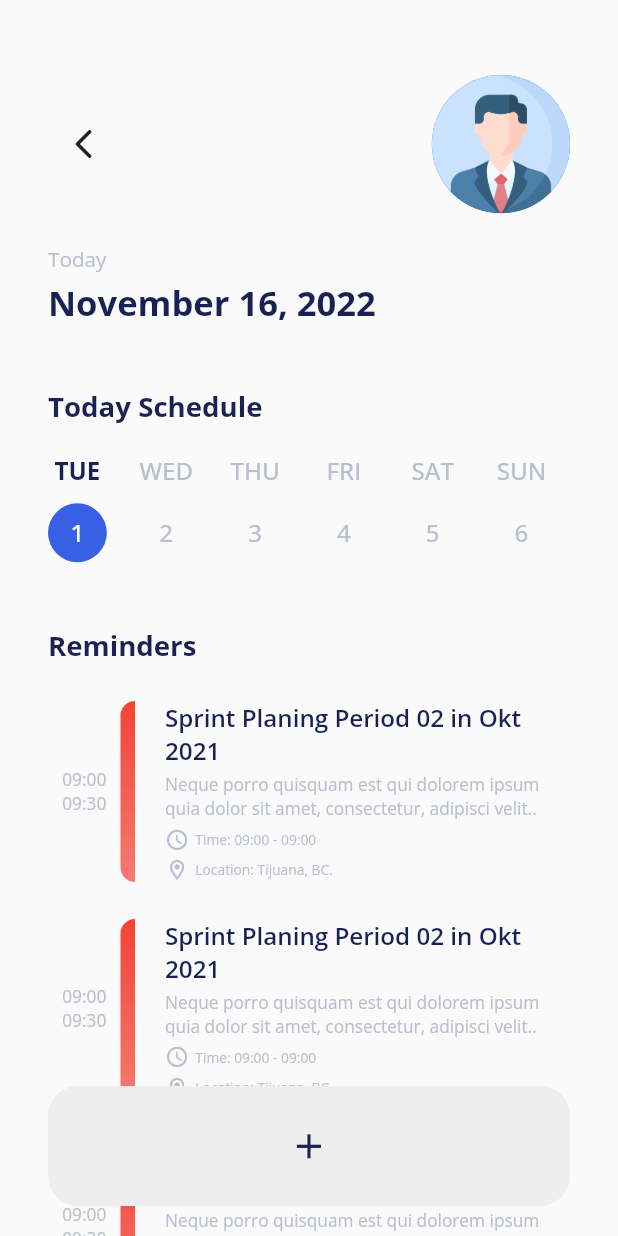
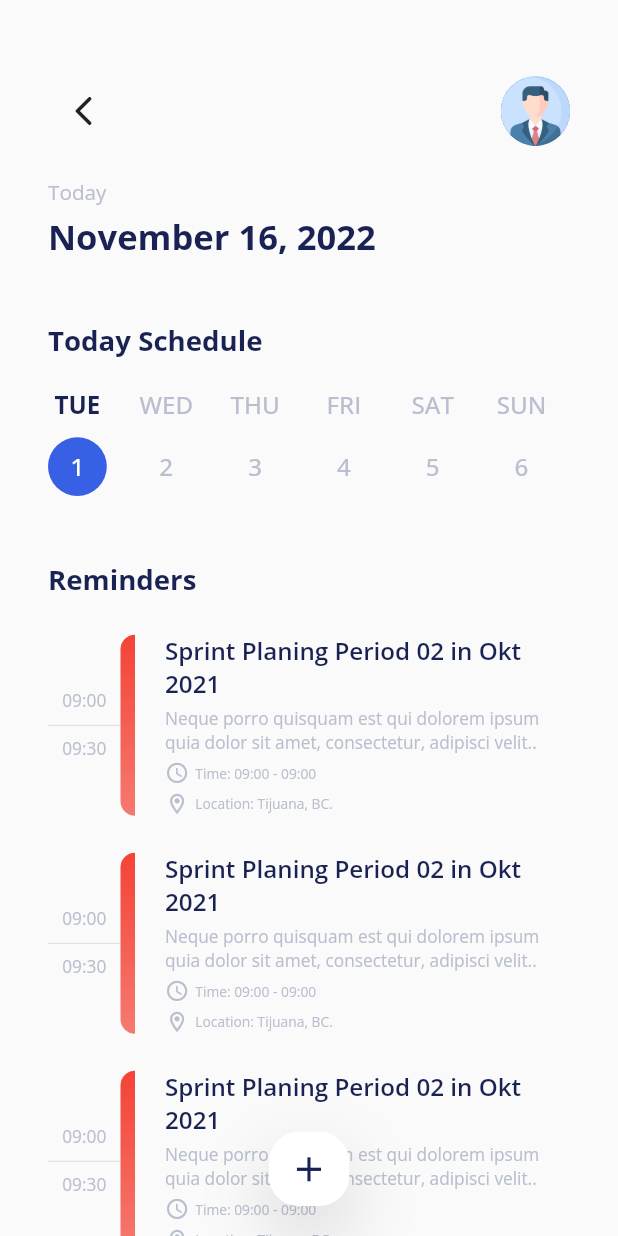
Before and after one commit to TecMasters420/flutter_schedule_app, a Flutter app: the RemindersPage screen opened by its route, on a phone screen of 412 x 824 dp. Run offline on Flutter 3.47's test engine with Material 2 defaults, Android fonts, the phone set to English and light mode, and no system bars; our stand-ins replace cloud_firestore, firebase_auth, firebase_core, google_sign_in, percent_indicator; accounts and stored records are empty.

Commit message:
reminders creation screen

```diff
--- a/lib/main.dart
+++ b/lib/main.dart
@@ -31,7 +31,7 @@ class MyApp extends StatelessWidget {
       child: MaterialApp(
         title: 'Schedule Manager',
         debugShowCheckedModeBanner: false,
-        home: const InitialInformationPage(),
+        home: const HomePage(),
         routes: {
           'initialInformationPage': (context) => const InitialInformationPage(),
           'loginPage': (context) => const LoginPage(),
--- a/lib/screens/activities_details_page/widgets/reminder_hour.dart
+++ b/lib/screens/activities_details_page/widgets/reminder_hour.dart
@@ -18,11 +18,16 @@ class ReminderHour extends StatelessWidget {
       children: [
         ...List.generate(
           hours.length,
-          (x) => Text(
-            hours[x],
-            style: TextStyles.w400(fontSize, lightGrey),
+          (x) => Column(
+            children: [
+              Text(
+                hours[x],
+                style: TextStyles.w400(fontSize, lightGrey),
+              ),
+              if (x < hours.length - 1) const Divider(),
+            ],
           ),
-        )
+        ),
       ],
     );
   }
--- a/lib/screens/home_page/home_page.dart
+++ b/lib/screens/home_page/home_page.dart
@@ -24,12 +24,9 @@ class _HomePageState extends State<HomePage> {
   Widget build(BuildContext context) {
     final ResponsiveUtil resp = ResponsiveUtil.of(context);
     return Scaffold(
-      floatingActionButton: FloatingActionButton(
-        backgroundColor: accent,
-        child: const Icon(Icons.add),
-        onPressed: () {},
-      ),
-      body: SingleChildScrollView(
+      body: Stack(
+        children: [
+          SingleChildScrollView(
             physics: const BouncingScrollPhysics(),
             child: Padding(
               padding: const EdgeInsets.only(
@@ -91,8 +88,8 @@ class _HomePageState extends State<HomePage> {
                                 flex: 3,
                                 child: Text(
                                   "Excellent, you're almost done with your activities! ;)",
-                              style:
-                                  TextStyles.w800(resp.dp(1.75), Colors.white),
+                                  style: TextStyles.w800(
+                                      resp.dp(1.75), Colors.white),
                                   textAlign: TextAlign.start,
                                 ),
                               ),
@@ -106,8 +103,8 @@ class _HomePageState extends State<HomePage> {
                                   percent: 0.9,
                                   center: Text(
                                     '90%',
-                                style:
-                                    TextStyles.w800(resp.dp(2.5), Colors.white),
+                                    style: TextStyles.w800(
+                                        resp.dp(2.5), Colors.white),
                                   ),
                                   progressColor: tempAccent,
                                   backgroundColor: Colors.white,
@@ -123,13 +120,16 @@ class _HomePageState extends State<HomePage> {
                   const ActivitiesTypes(),
                   SizedBox(height: resp.hp(5)),
                   ...List.generate(
-                DateTime(DateTime.now().year, DateTime.now().month + 1, 0).day,
+                    DateTime(DateTime.now().year, DateTime.now().month + 1, 0)
+                        .day,
                     (index) => ActivityHomeContainer(index: index),
                   )
                 ],
               ),
             ),
           ),
+        ],
+      ),
     );
   }
 }
--- /dev/null
+++ b/lib/screens/home_page/widgets/expandible_bottom_container.dart
@@ -0,0 +1,313 @@
+import 'dart:math';
+
+import 'package:flutter/foundation.dart';
+import 'package:flutter/material.dart';
+import 'package:intl/intl.dart';
+import 'package:schedulemanager/constants/constants.dart';
+import 'package:schedulemanager/utils/responsive_util.dart';
+import 'package:schedulemanager/utils/text_styles.dart';
+import 'package:schedulemanager/widgets/custom_form_field.dart';
+
+class ExpandibleBottomContainer extends StatefulWidget {
+  final double finalHeight;
+  final double finalWidth;
+  final double initialHeight;
+  final double initialWidth;
+  final double iconSize;
+  const ExpandibleBottomContainer({
+    super.key,
+    required this.finalHeight,
+    required this.finalWidth,
+    required this.initialHeight,
+    required this.initialWidth,
+    required this.iconSize,
+  });
+
+  @override
+  State<ExpandibleBottomContainer> createState() =>
+      _ExpandibleBottomContainerState();
+}
+
+class _ExpandibleBottomContainerState extends State<ExpandibleBottomContainer> {
+  static const double _transitionPercent = 50; // % percent
+  static const List<String> _types = [
+    'Project',
+    'Meeting',
+    'Shot Dribbble',
+    'Standup',
+    'Sprint'
+  ];
+
+  late final Map<String, Color?> _coloredTypes;
+
+  late double _currentHeight;
+  late double _currentWidth;
+  late double _iconTransitionValue;
+  late double _bodyTransitionValue;
+  late double _containerTransitionValue;
+
+  @override
+  void initState() {
+    super.initState();
+    _containerTransitionValue = 0;
+    _iconTransitionValue = 0;
+    _bodyTransitionValue = 0;
+    _currentHeight = widget.initialHeight;
+    _currentWidth = widget.initialWidth;
+
+    _coloredTypes = {};
+    for (final String type in _types) {
+      _coloredTypes.addAll({type: colors[Random().nextInt(colors.length - 1)]});
+    }
+  }
+
+  @override
+  Widget build(BuildContext context) {
+    final ResponsiveUtil resp = ResponsiveUtil.of(context);
+    final bool isInBodyTransition =
+        _bodyTransitionValue != 0 && _iconTransitionValue == 1;
+    return GestureDetector(
+      onVerticalDragUpdate: (details) {
+        final increment = -1 * details.delta.dy;
+        setState(() {
+          _currentHeight += increment;
+          _currentHeight = clampDouble(
+              _currentHeight, widget.initialHeight, widget.finalHeight);
+
+          _containerTransitionValue = _currentHeight / widget.finalHeight;
+
+          final double maxHeightPerPercent =
+              widget.finalHeight * (_transitionPercent / 100);
+
+          _iconTransitionValue =
+              (_currentHeight / maxHeightPerPercent).clamp(0, 1);
+
+          if (_currentHeight >= maxHeightPerPercent) {
+            _bodyTransitionValue = _containerTransitionValue -
+                (_iconTransitionValue - _containerTransitionValue);
+          }
+
+          final double heightInitialPercent =
+              widget.initialHeight / widget.finalHeight;
+          final double width = widget.initialWidth +
+              (widget.finalWidth *
+                  (_containerTransitionValue - heightInitialPercent));
+          _currentWidth = width;
+        });
+      },
+      onVerticalDragEnd: (details) {
+        if (_currentHeight >= (widget.finalHeight / 2)) {
+          setState(() {
+            _currentHeight = widget.finalHeight;
+            _currentWidth = widget.finalWidth;
+          });
+        } else {
+          setState(() {
+            _currentHeight = widget.initialHeight;
+            _currentWidth = widget.initialWidth;
+          });
+        }
+      },
+      child: AnimatedContainer(
+        duration: const Duration(milliseconds: 250),
+        curve: Curves.decelerate,
+        height: _currentHeight,
+        width: _currentWidth,
+        decoration: BoxDecoration(
+          color: Colors.white,
+          borderRadius: BorderRadius.circular(20),
+          boxShadow: [
+            BoxShadow(
+              color: Colors.black.withOpacity(0.15),
+              blurRadius: 40,
+              offset: const Offset(0, 20),
+            )
+          ],
+        ),
+        child: Padding(
+          padding: isInBodyTransition
+              ? const EdgeInsets.symmetric(
+                  vertical: 20,
+                  horizontal: 20,
+                )
+              : EdgeInsets.zero,
+          child: Stack(
+            alignment: _bodyTransitionValue != 0 && _iconTransitionValue == 1
+                ? Alignment.topLeft
+                : Alignment.center,
+            children: [
+              Icon(
+                Icons.add,
+                size: widget.iconSize,
+                color: black.withOpacity(_iconTransitionValue >= 0.20
+                    ? 1 - _iconTransitionValue
+                    : 1),
+              ),
+              FittedBox(
+                child: SingleChildScrollView(
+                  physics: const NeverScrollableScrollPhysics(),
+                  child: Opacity(
+                    opacity: _bodyTransitionValue,
+                    child: SizedBox(
+                      width: _currentWidth - 40,
+                      child: Column(
+                        crossAxisAlignment: CrossAxisAlignment.start,
+                        mainAxisAlignment: MainAxisAlignment.start,
+                        mainAxisSize: MainAxisSize.max,
+                        children: [
+                          Stack(
+                            fit: StackFit.loose,
+                            children: [
+                              Align(
+                                alignment: Alignment.topLeft,
+                                child: Text(
+                                  'Create a new reminder',
+                                  style: TextStyles.w700(resp.dp(1.5)),
+                                ),
+                              ),
+                              const Align(
+                                alignment: Alignment.topRight,
+                                child: Icon(
+                                  Icons.transit_enterexit_rounded,
+                                  color: lightGrey,
+                                ),
+                              ),
+                            ],
+                          ),
+                          SizedBox(height: resp.hp(1.5)),
+                          Text(
+                            'Title',
+                            style: TextStyles.w600(resp.dp(1.25)),
+                          ),
+                          SizedBox(height: resp.hp(1.5)),
+                          CustomFormField(
+                            labelText: 'Title',
+                            hintText: 'my title',
+                            icon: Icons.my_library_books_outlined,
+                            onChanged: (value) {},
+                          ),
+                          SizedBox(height: resp.hp(1.5)),
+                          Text(
+                            'Description',
+                            style: TextStyles.w600(resp.dp(1.25)),
+                          ),
+                          SizedBox(height: resp.hp(1.5)),
+                          CustomFormField(
+                            labelText: 'Description',
+                            hintText: 'My description',
+                            icon: Icons.mode_edit_outline_outlined,
+                            onChanged: (value) {},
+                          ),
+                          SizedBox(height: resp.hp(1.5)),
+                          Text(
+                            'Tag',
+                            style: TextStyles.w600(resp.dp(1.25)),
+                          ),
+                          SizedBox(height: resp.hp(1.5)),
+                          Wrap(
+                            children: List.generate(
+                              _coloredTypes.length,
+                              (index) => Padding(
+                                padding: const EdgeInsets.symmetric(
+                                  vertical: 5,
+                                  horizontal: 3,
+                                ),
+                                child: Chip(
+                                  // backgroundColor:
+                                  //     _coloredTypes.values.elementAt(index),
+                                  shape: RoundedRectangleBorder(
+                                    borderRadius: BorderRadius.circular(10),
+                                  ),
+                                  label: Text(
+                                    _coloredTypes.keys.elementAt(index),
+                                    style: TextStyles.w500(
+                                      resp.dp(1),
+                                      // Colors.white,
+                                    ),
+                                  ),
+                                ),
+                              ),
+                            ),
+                          ),
+                          SizedBox(height: resp.hp(1.5)),
+                          Text(
+                            'Date',
+                            style: TextStyles.w600(resp.dp(1.25)),
+                          ),
+                          SizedBox(height: resp.hp(1.5)),
+                          Row(
+                            children: [
+                              const Icon(
+                                Icons.calendar_month_outlined,
+                                color: lightGrey,
+                              ),
+                              SizedBox(width: resp.wp(1)),
+                              Text(
+                                DateFormat(DateFormat.YEAR_MONTH_DAY, 'en_US')
+                                    .format(
+                                  DateTime.now().toUtc(),
+                                ),
+                                style: TextStyles.w300(
+                                  resp.dp(1.25),
+                                  lightGrey,
+                                ),
+                              ),
+                            ],
+                          ),
+                          SizedBox(height: resp.hp(1.5)),
+                          Text(
+                            'Duration',
+                            style: TextStyles.w600(resp.dp(1.25)),
+                          ),
+                          SizedBox(height: resp.hp(1.5)),
+                          Row(
+                            children: [
+                              const Icon(
+                                Icons.watch_later_outlined,
+                                color: lightGrey,
+                              ),
+                              SizedBox(width: resp.wp(1)),
+                              Text(
+                                '10:00 - 11:00',
+                                style: TextStyles.w300(
+                                  resp.dp(1.25),
+                                  lightGrey,
+                                ),
+                              ),
+                            ],
+                          ),
+                          SizedBox(height: resp.hp(1.5)),
+                          Text(
+                            'Location',
+                            style: TextStyles.w600(resp.dp(1.25)),
+                          ),
+                          SizedBox(height: resp.hp(1.5)),
+                          Row(
+                            children: [
+                              const Icon(
+                                Icons.location_on_outlined,
+                                color: lightGrey,
+                              ),
+                              SizedBox(width: resp.wp(1)),
+                              Text(
+                                'Tijuana, BC',
+                                style: TextStyles.w300(
+                                  resp.dp(1.25),
+                                  lightGrey,
+                                ),
+                              ),
+                            ],
+                          ),
+                        ],
+                      ),
+                    ),
+                  ),
+                ),
+              ),
+            ],
+          ),
+        ),
+      ),
+    );
+  }
+}
--- a/lib/screens/reminders_page/reminders_page.dart
+++ b/lib/screens/reminders_page/reminders_page.dart
@@ -10,6 +10,7 @@ import 'package:schedulemanager/widgets/user_profile_picture.dart';
 
 import '../../constants/constants.dart';
 import '../../utils/text_styles.dart';
+import '../home_page/widgets/expandible_bottom_container.dart';
 import 'widgets/widgets.dart';
 
 class RemindersPage extends StatefulWidget {
@@ -77,7 +78,7 @@ class _RemindersPageState extends State<RemindersPage> {
                     children: [
                       const CustomBackButton(),
                       const Spacer(),
-                      UserProfilePicture(size: resp.dp(5))
+                      UserProfilePicture(size: resp.dp(2.5))
                     ],
                   ),
                   SizedBox(height: resp.hp(2.5)),
@@ -224,25 +225,12 @@ class _RemindersPageState extends State<RemindersPage> {
                 right: 32,
                 bottom: 20,
               ),
-              child: Container(
-                height: 80,
-                width: double.infinity,
-                decoration: BoxDecoration(
-                  color: Colors.grey[200],
-                  borderRadius: BorderRadius.circular(20),
-                  // boxShadow: [
-                  //   BoxShadow(
-                  //     blurRadius: 200,
-                  //     offset: const Offset(0, 46),
-                  //     color: Colors.black.withOpacity(0.05),
-                  //   )
-                  // ],
-                ),
-                child: Icon(
-                  Icons.add,
-                  size: resp.dp(3),
-                  color: black,
-                ),
+              child: ExpandibleBottomContainer(
+                initialHeight: resp.hp(6),
+                finalHeight: resp.hp(50),
+                initialWidth: resp.wp(13),
+                finalWidth: resp.width,
+                iconSize: resp.dp(3),
               ),
             ),
           )
```
Lines whose indentation alone changed are shown as unchanged.
